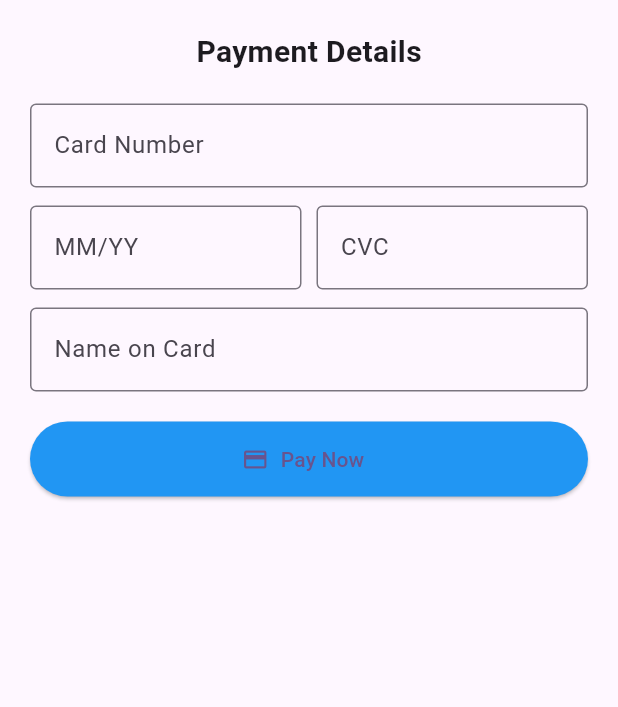
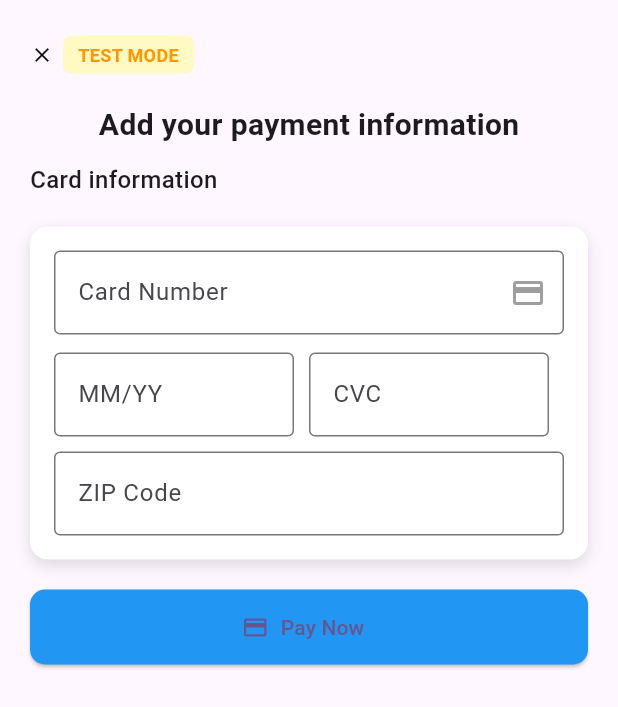
Before and after one commit to Muhammad-Rashid-172002/intership_Task, a Flutter app: the PaymentBottomSheet widget shown alone on an empty page, opened directly, on a phone screen of 412 x 824 dp. Shown: the top 707 px of the screen. Run offline on Flutter 3.47's test engine with Material 3 defaults, Android fonts, the phone set to English and light mode, and no system bars; our stand-ins replace cloud_firestore, firebase_auth, firebase_core, firebase_messaging, flutter_local_notifications, flutter_spinkit and 3 more; accounts and stored records are empty; project files that could hold a hidden picture were left out.

Commit message:
Payment integration done

```diff
--- a/lib/views/screen/home/Screen/homescreen.dart
+++ b/lib/views/screen/home/Screen/homescreen.dart
@@ -44,7 +44,7 @@ class _HomescreenState extends State<Homescreen> {
     flutterLocalNotificationsPlugin = FlutterLocalNotificationsPlugin();
 
     const AndroidInitializationSettings androidSettings =
-        AndroidInitializationSettings('@mipmap/ic_launcher');
+        AndroidInitializationSettings('assets/app_icon/unnamed.png');
 
     const InitializationSettings initSettings = InitializationSettings(
       android: androidSettings,
--- a/lib/views/screen/home/Screen/stripe_payment/stripe_payment.dart
+++ b/lib/views/screen/home/Screen/stripe_payment/stripe_payment.dart
@@ -10,60 +10,174 @@ class PaymentBottomSheet extends StatefulWidget {
 
 class _PaymentBottomSheetState extends State<PaymentBottomSheet> {
   bool _isLoading = false;
+  String _cardNumber = '';
+
+  // Detect card brand by prefix
+  Widget _getCardIcon(String cardNumber) {
+    if (cardNumber.startsWith('4')) {
+      return Image.network(
+        'https://upload.wikimedia.org/wikipedia/commons/4/41/Visa_Logo.png',
+        width: 40,
+        height: 24,
+        fit: BoxFit.contain,
+      );
+    } else if (cardNumber.startsWith('5')) {
+      return Image.network(
+        'https://upload.wikimedia.org/wikipedia/commons/0/04/Mastercard-logo.png',
+        width: 40,
+        height: 24,
+        fit: BoxFit.contain,
+      );
+    }
+    return const Icon(Icons.credit_card, size: 24, color: Colors.grey);
+  }
 
   @override
   Widget build(BuildContext context) {
     return Padding(
       padding: MediaQuery.of(context).viewInsets,
       child: SingleChildScrollView(
-        padding: const EdgeInsets.all(20),
+        padding: const EdgeInsets.symmetric(horizontal: 20, vertical: 24),
         child: Column(
           mainAxisSize: MainAxisSize.min,
           children: [
+            // Close icon and TEST MODE label right aligned
+            Row(
+              mainAxisAlignment: MainAxisAlignment.start,
+              children: [
+                Icon(Icons.close, color: Colors.black, size: 16),
+                const SizedBox(width: 6),
+                Container(
+                  padding: const EdgeInsets.symmetric(
+                    horizontal: 10,
+                    vertical: 4,
+                  ),
+                  decoration: BoxDecoration(
+                    color: Colors.yellow[100],
+                    borderRadius: BorderRadius.circular(5),
+                  ),
+                  child: const Text(
+                    'TEST MODE',
+                    style: TextStyle(
+                      color: Colors.orange,
+                      fontWeight: FontWeight.bold,
+                      fontSize: 12,
+                    ),
+                  ),
+                ),
+              ],
+            ),
+
+            const SizedBox(height: 20),
+
             const Text(
-              'Payment Details',
+              'Add your payment information',
               style: TextStyle(fontSize: 20, fontWeight: FontWeight.bold),
             ),
+            SizedBox(height: 10),
+            Row(
+              mainAxisAlignment: MainAxisAlignment.start,
+              children: [
+                const Text(
+                  'Card information',
+                  style: TextStyle(fontSize: 16, fontWeight: FontWeight.w500),
+                ),
+              ],
+            ),
             const SizedBox(height: 20),
-            TextField(
-              decoration: const InputDecoration(
+
+            Container(
+              padding: const EdgeInsets.all(16),
+              decoration: BoxDecoration(
+                color: Colors.white,
+                borderRadius: BorderRadius.circular(12),
+                boxShadow: const [
+                  BoxShadow(
+                    color: Colors.black12,
+                    blurRadius: 8,
+                    offset: Offset(0, 4),
+                  ),
+                ],
+              ),
+              child: Column(
+                children: [
+                  // Card Number with US label and card brand icon
+                  Row(
+                    children: [
+                      // Expanded card number input with card icon suffix
+                      Expanded(
+                        child: TextField(
+                          decoration: InputDecoration(
                             labelText: 'Card Number',
-                border: OutlineInputBorder(),
+
+                            border: const OutlineInputBorder(),
+                            suffixIcon: Padding(
+                              padding: const EdgeInsets.all(8.0),
+                              child: _getCardIcon(_cardNumber),
+                            ),
                           ),
                           keyboardType: TextInputType.number,
+                          onChanged: (value) {
+                            setState(() {
+                              _cardNumber = value;
+                            });
+                          },
                         ),
+                      ),
+                    ],
+                  ),
+
                   const SizedBox(height: 12),
+
+                  // MM/YY, CVC, ZIP Code all in one row
                   Row(
                     children: [
+                      // MM/YY
                       Expanded(
                         child: TextField(
                           decoration: const InputDecoration(
                             labelText: 'MM/YY',
+
                             border: OutlineInputBorder(),
                           ),
                           keyboardType: TextInputType.datetime,
                         ),
                       ),
                       const SizedBox(width: 10),
+
+                      // CVC
                       Expanded(
                         child: TextField(
                           decoration: const InputDecoration(
                             labelText: 'CVC',
+
                             border: OutlineInputBorder(),
                           ),
                           keyboardType: TextInputType.number,
                         ),
                       ),
+                      const SizedBox(width: 10),
+
+                      // ZIP Code
                     ],
                   ),
-            const SizedBox(height: 12),
+                  SizedBox(height: 10),
                   TextField(
                     decoration: const InputDecoration(
-                labelText: 'Name on Card',
+                      labelText: 'ZIP Code',
+
                       border: OutlineInputBorder(),
                     ),
+                    keyboardType: TextInputType.number,
                   ),
+
+                  // Name on Card
+                ],
+              ),
+            ),
+
             const SizedBox(height: 20),
+
             ElevatedButton.icon(
               onPressed:
                   _isLoading
@@ -73,19 +187,20 @@ class _PaymentBottomSheetState extends State<PaymentBottomSheet> {
                           _isLoading = true;
                         });
 
-                        // Simulate payment process delay
-                        await Future.delayed(Duration(seconds: 2));
+                        await Future.delayed(const Duration(seconds: 3));
 
                         setState(() {
                           _isLoading = false;
                         });
 
+                        if (context.mounted) {
                           Navigator.pop(context);
                           ScaffoldMessenger.of(context).showSnackBar(
                             const SnackBar(
                               content: Text('Payment Successfully Sent!'),
                             ),
                           );
+                        }
                       },
               icon:
                   _isLoading
@@ -98,13 +213,13 @@ class _PaymentBottomSheetState extends State<PaymentBottomSheet> {
                         ),
                       )
                       : const Icon(Icons.payment),
-              label:
-                  _isLoading
-                      ? const Text('Processing...')
-                      : const Text('Pay Now'),
+              label: Text(_isLoading ? 'Processing...' : 'Pay Now'),
               style: ElevatedButton.styleFrom(
                 backgroundColor: Colors.blue,
                 minimumSize: const Size(double.infinity, 50),
+                shape: RoundedRectangleBorder(
+                  borderRadius: BorderRadius.circular(10),
+                ),
               ),
             ),
 
```
Also changed, not shown: pubspec.lock. Lines whose indentation alone changed are shown as unchanged.
